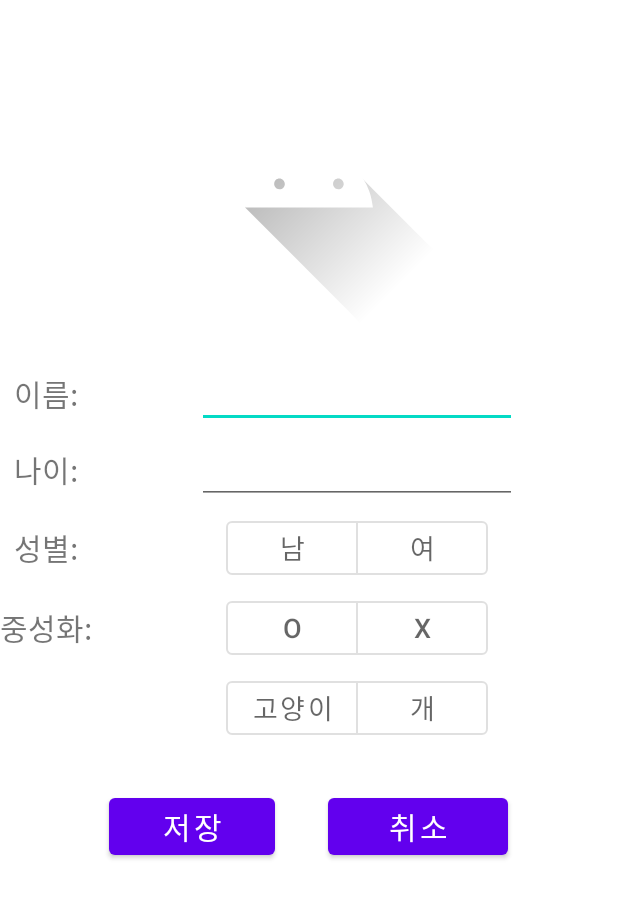
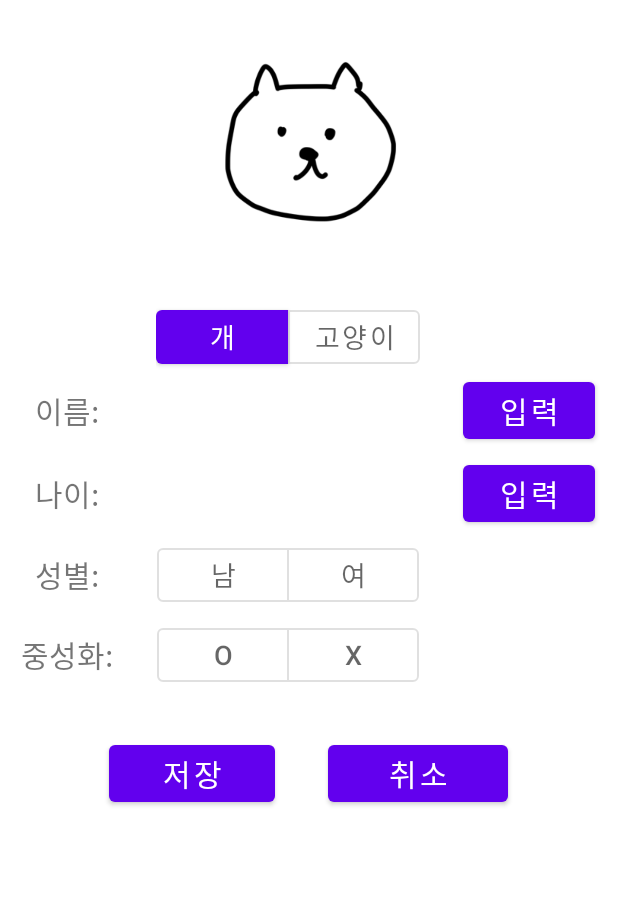
Before and after one commit to qowngus33/Hanium-AI-Pet-Chatbot, an Android app: the AddPetActivity screen opened directly, with no data from a screen before it, on a phone screen of 412 x 824 dp. Shown: the top 898 px of the screen. Run offline under Robolectric (Android 15) with nearby library versions, the phone set to English and light mode, and no system bars.

Commit message:
added image selection in AddPetActivity.java file and activity_join.xml

```diff
--- a/app/src/main/java/com/example/myapplication/ui/pet_select/AddPetActivity.java
+++ b/app/src/main/java/com/example/myapplication/ui/pet_select/AddPetActivity.java
@@ -1,10 +1,18 @@
 package com.example.myapplication.ui.pet_select;
 
+import android.app.AlertDialog;
+import android.content.DialogInterface;
 import android.content.Intent;
+import android.media.Image;
 import android.os.Bundle;
 import android.view.View;
 import android.widget.Button;
+import android.widget.EditText;
 import android.widget.ImageButton;
+import android.widget.ImageView;
+import android.widget.NumberPicker;
+import android.widget.TextView;
+import android.widget.Toast;
 
 import androidx.appcompat.app.AppCompatActivity;
 import androidx.recyclerview.widget.LinearLayoutManager;
@@ -13,6 +21,7 @@ import androidx.recyclerview.widget.RecyclerView;
 import com.example.myapplication.R;
 import com.example.myapplication.ui.mypage.MainActivity;
 import com.example.myapplication.ui.mypage.NewActivity;
+import com.example.myapplication.ui.setting.PetProfileActivity;
 
 import java.util.ArrayList;
 
@@ -23,9 +32,18 @@ public class AddPetActivity extends AppCompatActivity {
         super.onCreate(savedInstanceState);
         setContentView(R.layout.newpetprofile);
 
-        // 저장 버튼, 취소 버튼 구현
-        Button saveButton = (Button) findViewById(R.id.btnSave);
-        Button cancelButton = (Button) findViewById(R.id.btnDelete);
+        // 이름, 나이 입력 창
+        Button saveButton = (Button) findViewById(R.id.btnAddPetSave);
+        Button cancelButton = (Button) findViewById(R.id.btnAddPetCancel);
+        Button selectCatButton = (Button) findViewById(R.id.selectCat);
+        Button selectDogButton = (Button) findViewById(R.id.selectDog);
+        ImageView petprofile = (ImageView) findViewById(R.id.pic);
+
+        Button btnName = findViewById(R.id.btnName);
+        Button btnAge = findViewById(R.id.btnAge);
+        TextView petNickName = findViewById(R.id.petNickname);
+        TextView petAge = findViewById(R.id.petAge);
+
         saveButton.setOnClickListener(new View.OnClickListener(){
             @Override
             public void onClick(View view){
@@ -40,5 +58,84 @@ public class AddPetActivity extends AppCompatActivity {
                 startActivity(intent);
             }
         });
+        //반려동물 이름 변경
+        btnName.setOnClickListener(new View.OnClickListener() {
+            @Override
+            public void onClick(View view) {
+                AlertDialog.Builder name = new AlertDialog.Builder(AddPetActivity.this);
+                name.setTitle("닉네임 설정");
+                name.setMessage("10자 이내로 닉네임을 설정하세요.");
+
+                final EditText NickName = new EditText(AddPetActivity.this);
+                name.setView(NickName);
+                name.setPositiveButton("저장", new DialogInterface.OnClickListener() {
+                    @Override
+                    public void onClick(DialogInterface dialog, int i) {
+                        String result = NickName.getText().toString();
+                        petNickName.setText(result);
+                        dialog.dismiss();
+                        Toast.makeText(getApplicationContext(), "닉네임이 변경되었습니다.", Toast.LENGTH_SHORT).show();
+                    }
+                });
+                name.setNegativeButton("취소", new DialogInterface.OnClickListener() {
+                    @Override
+                    public void onClick(DialogInterface dialog, int i) {
+                        dialog.dismiss();
+                    }
+                });
+                name.show();
+            }
+        });
+
+        //나이 변경
+        btnAge.setOnClickListener(new View.OnClickListener() {
+            @Override
+            public void onClick(View view) {
+                AlertDialog.Builder AgePicker = new AlertDialog.Builder(AddPetActivity.this);
+
+                AgePicker.setTitle("나이변경");
+                final NumberPicker AP = new NumberPicker(AddPetActivity.this);
+                AgePicker.setView(AP);
+
+                AP.setMinValue(0);
+                AP.setMaxValue(30);
+                AP.setWrapSelectorWheel(false);
+                AP.setValue(0);
+
+                AP.setOnValueChangedListener(new NumberPicker.OnValueChangeListener() {
+                    @Override
+                    public void onValueChange(NumberPicker picker, int oldVal, int newVal) {
+                    }
+                });
+
+                AgePicker.setPositiveButton("설정", new DialogInterface.OnClickListener() {
+                    @Override
+                    public void onClick(DialogInterface dialog, int i) {
+                        petAge.setText(String.valueOf(AP.getValue()));
+                        dialog.dismiss();
+                    }
+                });
+                AgePicker.setNegativeButton("취소", new DialogInterface.OnClickListener() {
+                    @Override
+                    public void onClick(DialogInterface dialog, int i) {
+                        dialog.dismiss();
+                    }
+                });
+                AgePicker.show();
+            }
+        });
+        // 개/고양이 버튼 클릭 시에 해당 사진으로 이미지뷰 변경
+        selectCatButton.setOnClickListener(new View.OnClickListener() {
+            @Override
+            public void onClick(View view) {
+                petprofile.setImageResource(R.drawable.cat);
+            }
+        });
+        selectDogButton.setOnClickListener(new View.OnClickListener() {
+            @Override
+            public void onClick(View view) {
+                petprofile.setImageResource(R.drawable.img);
+            }
+        });
     }
 }
--- a/app/src/main/res/layout/newpetprofile.xml
+++ b/app/src/main/res/layout/newpetprofile.xml
@@ -6,53 +6,92 @@
     android:orientation="vertical">
 
     <ImageView
+        android:id="@+id/pic"
+        android:layout_width="163dp"
+        android:layout_height="155dp"
+        android:layout_gravity="center"
         android:layout_marginTop="20dp"
-        android:id="@+id/pic"
-        android:layout_width="200dp"
-        android:layout_height="200dp"
-        android:layout_gravity="center"
-        android:src="@drawable/ic_launcher_foreground" />
+        android:src="@drawable/cat" />
     <TableLayout
         android:layout_width="match_parent"
         android:layout_height="wrap_content"
         android:layout_marginTop="20dp"
         android:stretchColumns="*">
+        <TableRow android:layout_marginTop="5dp">
+            <TextView
+                android:text=""
+                android:textSize="20dp"
+                android:layout_column="0"
+                android:layout_gravity="center"/>
 
+            <com.google.android.material.button.MaterialButtonToggleGroup
+                android:id="@+id/DogOrCat"
+                android:layout_width="wrap_content"
+                android:layout_height="wrap_content"
+                app:layout_constraintTop_toBottomOf="@+id/materialTv"
+                app:layout_constraintStart_toStartOf="parent"
+                app:layout_constraintEnd_toEndOf="parent"
+                app:singleSelection="true"
+                app:selectionRequired="true"
+                android:layout_gravity="center">
+
+                <Button
+                    android:id="@+id/selectDog"
+                    android:layout_width="wrap_content"
+                    android:layout_height="wrap_content"
+                    android:text="개"
+                    android:textSize="18dp"
+                    style="?attr/materialButtonStyle"
+                    />
+                <Button
+                    android:id="@+id/selectCat"
+                    android:layout_width="wrap_content"
+                    android:layout_height="wrap_content"
+                    android:text="고양이"
+                    android:textSize="18dp"
+                    style="?attr/materialButtonOutlinedStyle"
+                    />
+            </com.google.android.material.button.MaterialButtonToggleGroup>
+        </TableRow>
         <TableRow>
             <TextView
                 android:text="이름:"
                 android:textSize="20dp"
                 android:layout_column="0"
                 android:layout_gravity="center"/>
-
-            <EditText
-                android:id="@+id/editTextTextPersonName"
-                android:layout_width="wrap_content"
-                android:layout_height="wrap_content"
-                android:ems="10"
-                android:inputType="textPersonName"
-                android:layout_marginLeft="70dp"
-                android:layout_marginRight="70dp" />
+            <TextView
+                android:text=""
+                android:textSize="20dp"
+                android:id="@+id/petNickname"
+                android:layout_column="1"
+                android:layout_gravity="center"/>
+            <Button
+                android:text="입력"
+                android:textSize="20dp"
+                android:id="@+id/btnName"
+                android:layout_column="2"
+                android:layout_gravity="center"/>
         </TableRow>
-
         <TableRow android:layout_marginTop="5dp">
             <TextView
                 android:text="나이:"
                 android:textSize="20dp"
                 android:layout_column="0"
                 android:layout_gravity="center"/>
-
-            <EditText
-                android:id="@+id/editTextTextPersonName2"
-                android:layout_width="wrap_content"
-                android:layout_height="wrap_content"
-                android:ems="10"
-                android:inputType="text"
-                android:layout_marginLeft="70dp"
-                android:layout_marginRight="70dp" />
+            <TextView
+                android:text=""
+                android:textSize="20dp"
+                android:id="@+id/petAge"
+                android:layout_column="1"
+                android:layout_gravity="center"/>
+            <Button
+                android:text="입력"
+                android:textSize="20dp"
+                android:id="@+id/btnAge"
+                android:layout_column="2"
+                android:layout_gravity="center"/>
         </TableRow>
         <TableRow android:layout_marginTop="5dp">
-
             <TextView
                 android:text="성별:"
                 android:textSize="20dp"
@@ -124,46 +163,6 @@
             </com.google.android.material.button.MaterialButtonToggleGroup>
         </TableRow>
 
-        <TableRow
-            android:layout_width="match_parent"
-            android:layout_height="match_parent"
-            android:layout_marginTop="5dp">
-
-            <TextView
-                android:layout_column="0"
-                android:layout_gravity="center"
-                android:text=""
-                android:textSize="20dp" />
-
-            <com.google.android.material.button.MaterialButtonToggleGroup
-                android:id="@+id/CatOrDogToggle"
-                android:layout_width="wrap_content"
-                android:layout_height="wrap_content"
-                android:layout_gravity="center"
-                app:layout_constraintEnd_toEndOf="parent"
-                app:layout_constraintStart_toStartOf="parent"
-                app:layout_constraintTop_toBottomOf="@+id/materialTv"
-                app:selectionRequired="true"
-                app:singleSelection="true">
-
-                <Button
-                    android:id="@+id/CatToggle"
-                    style="?attr/materialButtonOutlinedStyle"
-                    android:layout_width="wrap_content"
-                    android:layout_height="wrap_content"
-                    android:text="고양이"
-                    android:textSize="18dp" />
-
-                <Button
-                    android:id="@+id/DogToggle"
-                    style="?attr/materialButtonOutlinedStyle"
-                    android:layout_width="wrap_content"
-                    android:layout_height="wrap_content"
-                    android:text="개"
-                    android:textSize="18dp" />
-            </com.google.android.material.button.MaterialButtonToggleGroup>
-        </TableRow>
-
         <RelativeLayout
             android:layout_width="match_parent"
             android:layout_height="wrap_content"
@@ -172,8 +171,8 @@
             <Button
                 android:text="저장"
                 android:textSize="20dp"
-                android:id="@+id/btnSave"
-                android:layout_toLeftOf="@id/btnDelete"
+                android:id="@+id/btnAddPetSave"
+                android:layout_toLeftOf="@id/btnAddPetCancel"
                 android:layout_width="120dp"
                 android:layout_height="wrap_content"
                 android:layout_marginRight="35dp"/>
@@ -181,7 +180,7 @@
             <Button
                 android:text="취소"
                 android:textSize="20dp"
-                android:id="@+id/btnDelete"
+                android:id="@+id/btnAddPetCancel"
                 android:layout_width="120dp"
                 android:layout_height="wrap_content"
                 android:layout_centerInParent="true"/>
```
Also changed, not shown: app/src/main/res/layout/activity_join.xml (+20 -13 lines), app/src/main/res/layout/password_change.xml (+14 -9 lines).
